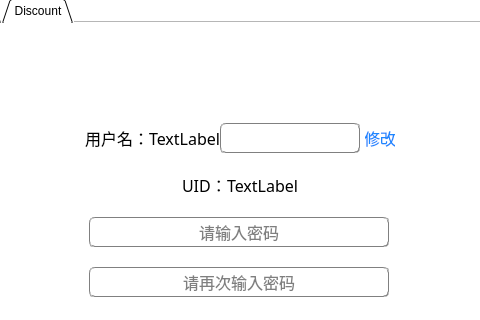
Old version of the form usercenter.ui in the repository Jraaay/E-Commerce-Platform; both pictures show x 286 to 766 and y 84 to 404 of the 900 by 600 pixel window.
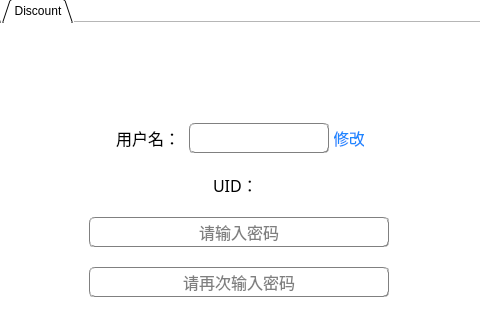
New version of the form. The open tabs and pages were chosen to show the change. Icons and pictures are not drawn.

Diff of the .ui file:
```diff
--- a/usercenter.ui
+++ b/usercenter.ui
@@ -339,7 +339,7 @@
                 </font>
                </property>
                <property name="text">
-                <string>TextLabel</string>
+                <string/>
                </property>
               </widget>
              </item>
@@ -452,7 +452,7 @@
                 </font>
                </property>
                <property name="text">
-                <string>TextLabel</string>
+                <string/>
                </property>
               </widget>
              </item>
```
Left out of the diff: 2 changed lines with no effect on the pictures.
